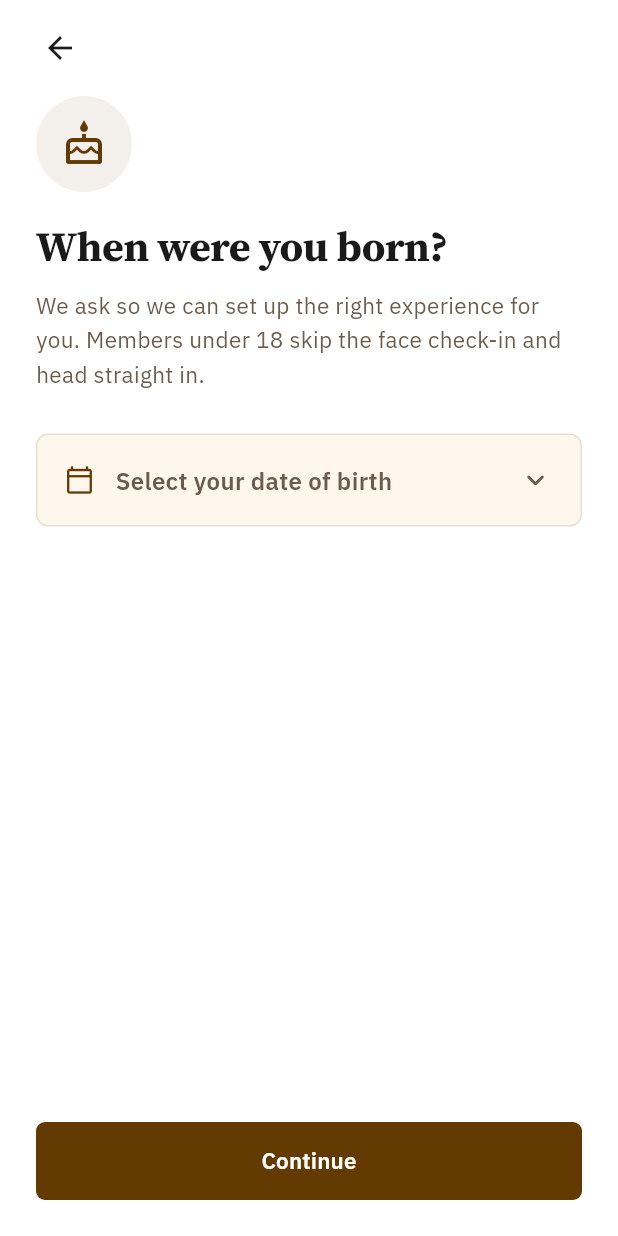
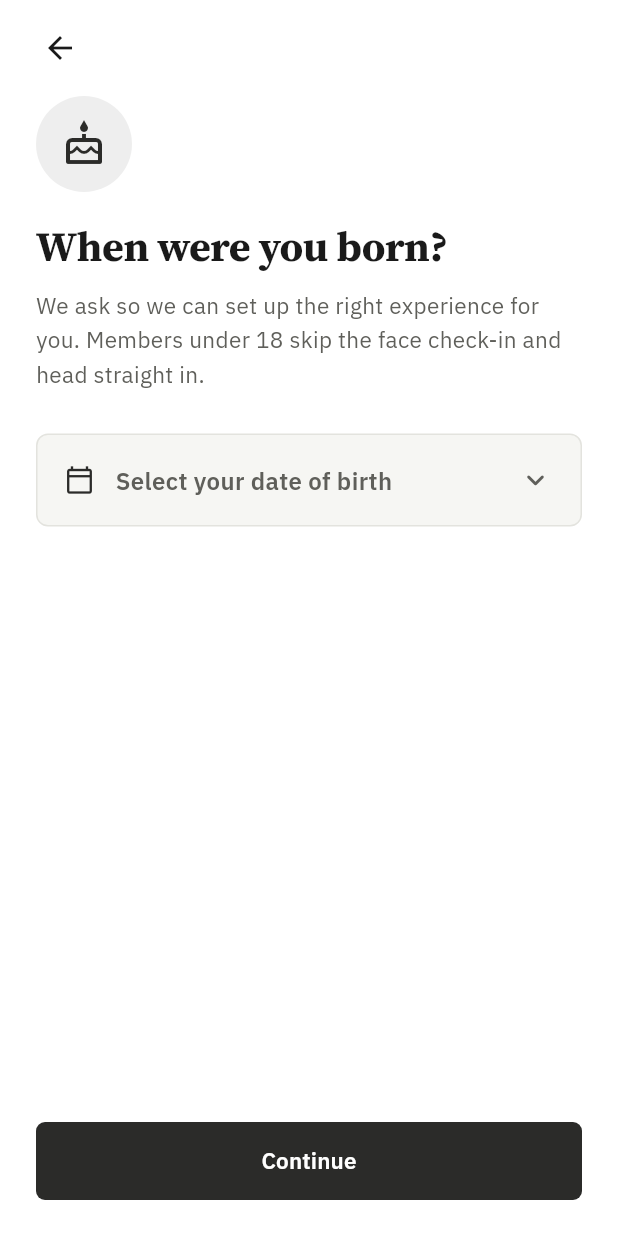
Before and after one commit to Achu-Worifung/rejoice-greatly-mobile-app, a Flutter app: the screen it shows once a user with an empty profile is signed in, on a phone screen of 412 x 824 dp. Run offline on Flutter 3.47's test engine with Material 3 defaults, Android fonts, the phone set to English and light mode, and no system bars; our stand-ins replace app_links, auto_size_text, cached_network_image, camera, carousel_slider, firebase_auth and 14 more; missing offline and left inert: cryptography, dart:html, dart:ui_web, google_mlkit_face_detection, nfc_manager, onesignal_flutter and 1 more; accounts and stored records are empty; network calls fail; project files that could hold a hidden picture were left out.

Commit message:
Neutral palette: graphite on white instead of cream and cocoa
The app goes neutral in the same spirit as "small group" replacing
bacenta, matching the admin site: cards are soft warm-grey (#F6F6F3)
instead of candlelight cream, and the one accent is graphite (#2B2B29)
instead of roasted cocoa. Dark mode becomes charcoal with off-white
actions. Green and red keep their meaning ("you're in", errors and
absences). Every text/surface pair still meets WCAG AA.

The front door follows: the splash, the loading state and the login
screen sit on graphite, and the native splash is regenerated to match
(flutter_native_splash) so the hand-off from the OS splash stays
seamless. The launcher icon is unchanged.

DESIGN.md, PRODUCT.md and CLAUDE.md describe the new palette and where
a church would set its own accent.

Co-Authored-By: Claude Opus 5.5 <noreply@anthropic.com>
Claude-Session: https://claude.ai/code/session_01XsjLtTRoLggg7AojNm7NX1

```diff
--- a/flutter_native_splash.yaml
+++ b/flutter_native_splash.yaml
@@ -1,6 +1,6 @@
 flutter_native_splash:
-  # Roasted Cocoa — must match the Flutter splash background (ChurchColors.button).
-  color: "#633A02"
+  # Graphite — must match the Flutter splash background (kSplashBackground).
+  color: "#2B2B29"
 
   # A pre-sized 640px source. flutter_native_splash treats the image as the
   # xxxhdpi (4x) asset, so 640 / 4 renders the emblem at ~160dp — big enough to
@@ -19,5 +19,5 @@ flutter_native_splash:
   # platform's stated safe zone). Using the edge-to-edge splash_logo here
   # crops the gold rim and the "Rejoice Greatly" wordmark.
   android_12:
-    color: "#633A02"
+    color: "#2B2B29"
     image: assets/images/splash_android12.png
--- a/lib/theme/church_colors.dart
+++ b/lib/theme/church_colors.dart
@@ -3,9 +3,11 @@ import 'package:flutter/material.dart';
 import 'church_type.dart';
 
 /// One set of the app's colours. [light] is the home palette — white surface,
-/// warm cream cards, deep brown actions; [dark] is the same warmth after dark:
-/// a roasted near-black surface, cocoa cards and candlelit tan actions. Every
-/// text/surface pair in both meets WCAG AA.
+/// soft warm-grey cards, graphite actions; [dark] is the same after dark: a
+/// near-black surface, charcoal cards and off-white actions. Neutral on
+/// purpose, so any church can use the app: colour is kept for meaning (green
+/// for "you're in", red for errors and absences). Every text/surface pair in
+/// both meets WCAG AA.
 @immutable
 class ChurchPalette {
   const ChurchPalette({
@@ -55,41 +57,41 @@ class ChurchPalette {
   static const ChurchPalette light = ChurchPalette(
     brightness: Brightness.light,
     background: Color(0xFFFFFFFF),
-    card: Color(0xFFFFF7EB),
-    button: Color(0xFF633A02),
+    card: Color(0xFFF6F6F3),
+    button: Color(0xFF2B2B29),
     buttonText: Color(0xFFFFFFFF),
-    accent: Color(0xFF633A02),
+    accent: Color(0xFF2B2B29),
     bodyText: Color(0xFF1A1A1A),
-    muted: Color(0xFF6B5C4D),
-    divider: Color(0xFFE8DFD0),
+    muted: Color(0xFF5F5F5A),
+    divider: Color(0xFFE3E3DE),
     danger: Color(0xFFC62828),
     successSurface: Color(0xFFEAF6EC),
     successInk: Color(0xFF1B5E20),
     errorSurface: Color(0xFFFFF1EE),
     errorBorder: Color(0xFFE1B0A9),
     errorInk: Color(0xFF8A2C1F),
-    skeleton: Color(0xFFEDE4D6),
-    skeletonHighlight: Color(0xFFF8F2E8),
+    skeleton: Color(0xFFECECE8),
+    skeletonHighlight: Color(0xFFF7F7F5),
   );
 
   static const ChurchPalette dark = ChurchPalette(
     brightness: Brightness.dark,
-    background: Color(0xFF17130F),
-    card: Color(0xFF231C15),
-    button: Color(0xFFDDB988),
-    buttonText: Color(0xFF241505),
-    accent: Color(0xFFE4C49A),
-    bodyText: Color(0xFFF3ECE3),
-    muted: Color(0xFFB9A994),
-    divider: Color(0xFF3B3128),
+    background: Color(0xFF121212),
+    card: Color(0xFF1C1C1B),
+    button: Color(0xFFE6E6E2),
+    buttonText: Color(0xFF121212),
+    accent: Color(0xFFEDEDEA),
+    bodyText: Color(0xFFF2F2EF),
+    muted: Color(0xFFA8A8A2),
+    divider: Color(0xFF33332F),
     danger: Color(0xFFF2A097),
     successSurface: Color(0xFF1D2E1F),
     successInk: Color(0xFFA8D5AB),
     errorSurface: Color(0xFF3A201C),
     errorBorder: Color(0xFF6E3A33),
     errorInk: Color(0xFFF5BDB4),
-    skeleton: Color(0xFF2B231B),
-    skeletonHighlight: Color(0xFF3A3027),
+    skeleton: Color(0xFF262624),
+    skeletonHighlight: Color(0xFF33332F),
   );
 }
 
@@ -146,8 +148,8 @@ class ChurchColors {
   static const double cardRadius = ChurchRadius.lg;
   static BorderRadius borderRadiusCard = ChurchRadius.lgAll;
 
-  /// A card is a form slipped into the register: flat, cream, closed by a 1px
-  /// rule. No shadow — depth comes from the cream-on-white layering, and a
+  /// A card is a form slipped into the register: flat, soft grey, closed by a
+  /// 1px rule. No shadow — depth comes from the grey-on-white layering, and a
   /// [shadow] is only honoured when a caller genuinely needs a lifted sheet.
   static BoxDecoration cardDecoration({Color? color, List<BoxShadow>? shadow}) {
     return BoxDecoration(
--- a/lib/widgets/branded_loader.dart
+++ b/lib/widgets/branded_loader.dart
@@ -4,12 +4,12 @@ import 'package:flutter/material.dart';
 ///
 /// Both the animated [SplashScreen] and RootPage's loading state resolve to
 /// this same resting composition — emblem, scripture, and a calm progress
-/// line on Roasted Cocoa. That's deliberate: the launch should read as one
-/// continuous moment (brown → richer brown → app), never a brown splash
-/// flashing into a bare white spinner. It keeps the brand colours in dark
-/// mode too: it's the app's cover.
-const Color kSplashBackground = Color(0xFF633A02); // Roasted Cocoa
-const Color kSplashCream = Color(0xFFFFF7EB); //      Candlelight Cream
+/// line on graphite. That's deliberate: the launch should read as one
+/// continuous moment (graphite → app), never a dark splash flashing into a
+/// bare white spinner. It keeps these colours in dark mode too: it's the
+/// app's cover. Must match the native splash (flutter_native_splash.yaml).
+const Color kSplashBackground = Color(0xFF2B2B29); // Graphite
+const Color kSplashCream = Color(0xFFF7F7F5); //      Paper (text on graphite)
 // Matches the native splash's rendered size (splash_logo.png 640px ÷ 4 ≈ 160dp)
 // so the emblem never changes size across the native → Flutter handoff.
 const double kEmblemSize = 160;
```
Also changed, not shown: 8 other files.
